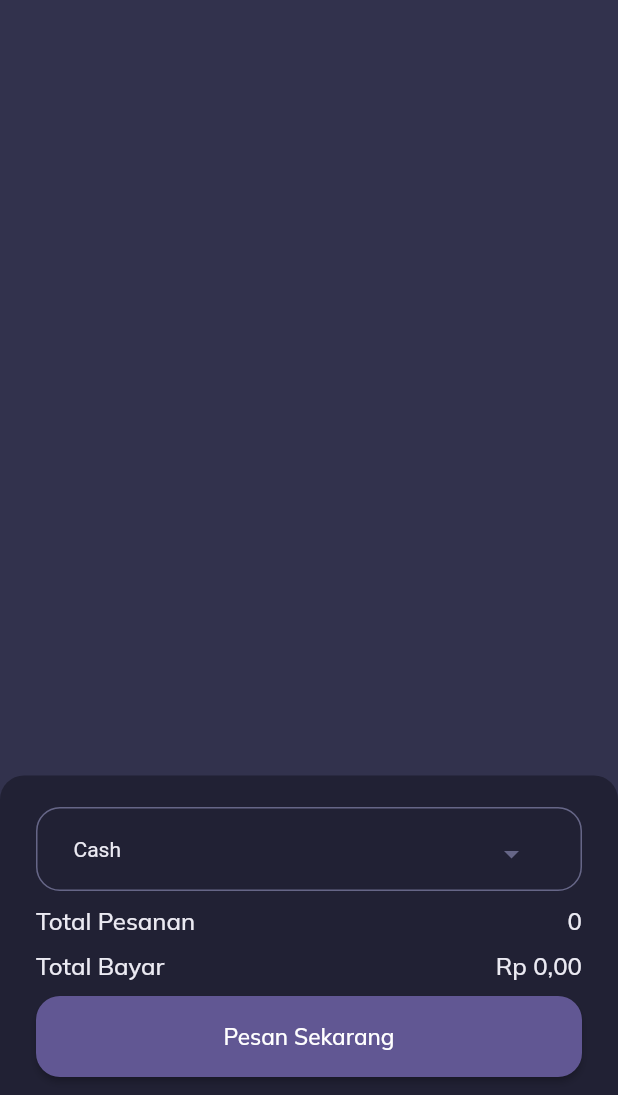
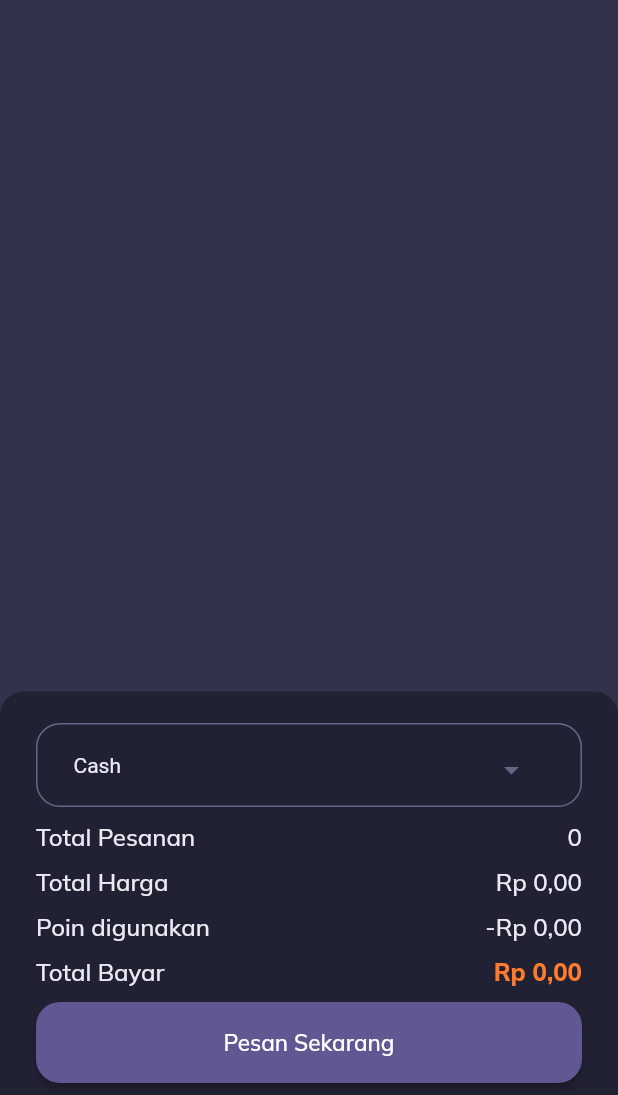
Before and after one commit to fauzan2720/warung-nikmat, a Flutter app: the CartView screen opened directly, on a phone screen of 412 x 824 dp, the part 141-1236 px from its top. Run offline on Flutter 3.47's test engine with Material 2 defaults, Android fonts, the phone set to English and light mode, and no system bars; our stand-ins replace cloud_firestore, dio, file_picker, firebase_auth, firebase_core, flutter_slidable and 8 more; missing offline and left inert: mobile_scanner; accounts and stored records are empty; generated files the repository leaves out were written again.

Commit message:
update cart

```diff
--- a/lib/module/home/cart/view/cart_view.dart
+++ b/lib/module/home/cart/view/cart_view.dart
@@ -65,7 +65,7 @@ class CartView extends StatefulWidget {
               Column(
                 children: CartService()
                     .cart
-                    .map((product) => CartCard(product))
+                    .map((product) => CartCard(product, isAdmin: isAdmin))
                     .toList(),
               )
             ],
@@ -73,7 +73,7 @@ class CartView extends StatefulWidget {
         ),
       ),
       bottomNavigationBar: Container(
-        height: isAdmin ? 213.0 : 269.0,
+        height: 269.0,
         padding: const EdgeInsets.symmetric(vertical: 16.0, horizontal: 24.0),
         decoration: BoxDecoration(
           borderRadius:
@@ -93,11 +93,27 @@ class CartView extends StatefulWidget {
               value: "${CartService().totalQuantity()}",
             ),
             infoCart(
-              label: isAdmin ? "Total Bayar" : "Total Harga",
+              label: "Total Harga",
               value:
                   CurrencyFormat.convertToIdr(CartService().totalPayment(), 2),
             ),
-            if (!isAdmin)
+            if (isAdmin)
+              Column(
+                children: [
+                  infoCart(
+                    label: "Poin digunakan",
+                    value:
+                        "-${CurrencyFormat.convertToIdr(controller.yourpoint, 2)}",
+                  ),
+                  infoCart(
+                    label: "Total Bayar",
+                    value: CurrencyFormat.convertToIdr(
+                        CartService().totalPayment() - controller.yourpoint, 2),
+                    isTotal: true,
+                  ),
+                ],
+              )
+            else
               StreamBuilder<DocumentSnapshot<Object?>>(
                   stream: userCollection.snapshots(),
                   builder: (context, snapshot) {
--- a/lib/shared/widget/card/cart_card.dart
+++ b/lib/shared/widget/card/cart_card.dart
@@ -6,8 +6,10 @@ class CartCard extends StatefulWidget {
   const CartCard(
     this.product, {
     super.key,
+    this.isAdmin = false,
   });
   final dynamic product;
+  final bool isAdmin;
 
   @override
   State<CartCard> createState() => _CartCardState();
@@ -36,7 +38,9 @@ class _CartCardState extends State<CartCard> {
                 showConfirmation(onPressed: () {
                   CartService().removeCart(widget.product["id"]);
                   CartController.instance.setState(() {});
-                  MainNavigationController.instance.setState(() {});
+                  if (!widget.isAdmin) {
+                    MainNavigationController.instance.setState(() {});
+                  }
                   showSuccess();
                 });
               },
@@ -128,7 +132,9 @@ class _CartCardState extends State<CartCard> {
                     onPressed: () {
                       CartService().reduceQuantity(widget.product["id"]);
                       CartController.instance.setState(() {});
-                      MainNavigationController.instance.setState(() {});
+                      if (!widget.isAdmin) {
+                        MainNavigationController.instance.setState(() {});
+                      }
                     },
                     icon: Icon(
                       Icons.remove_circle,
@@ -147,7 +153,9 @@ class _CartCardState extends State<CartCard> {
                     onPressed: () {
                       CartService().addQuantity(widget.product["id"]);
                       CartController.instance.setState(() {});
-                      MainNavigationController.instance.setState(() {});
+                      if (!widget.isAdmin) {
+                        MainNavigationController.instance.setState(() {});
+                      }
                     },
                     icon: Icon(
                       Icons.add_circle,
```
